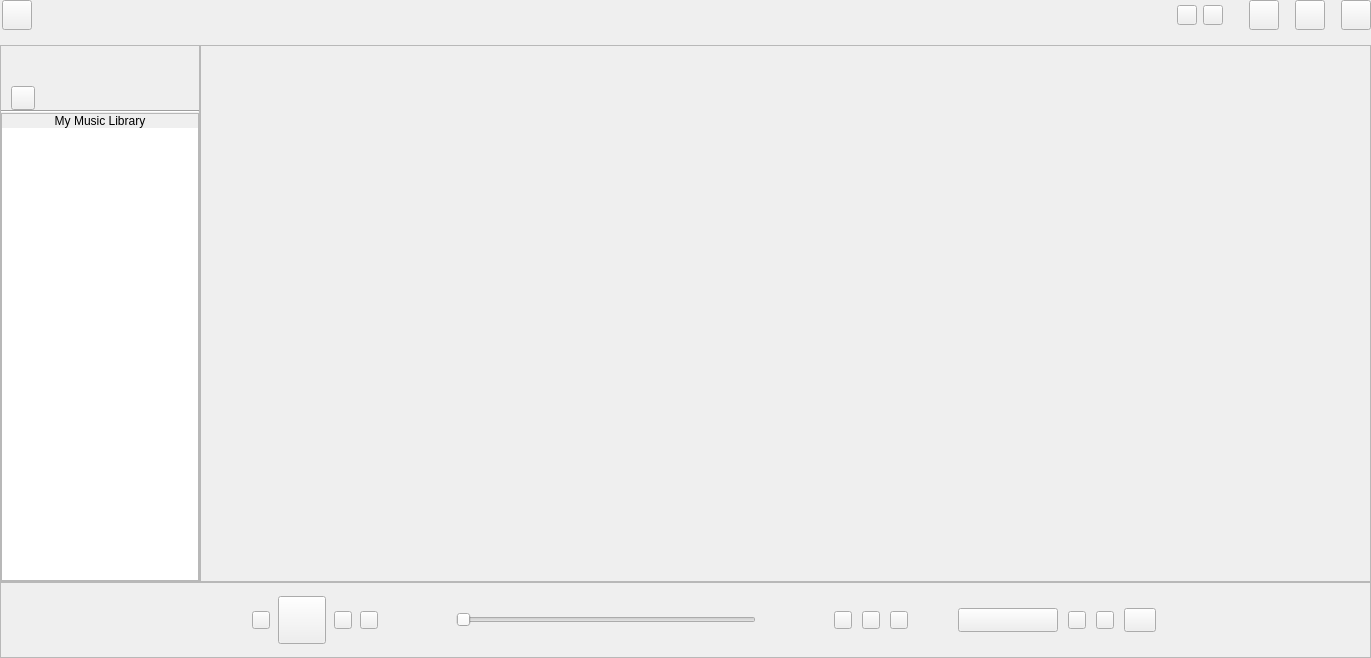
Qt form src/xamp/xamp.ui (billlin0904/xamp2) before a commit.
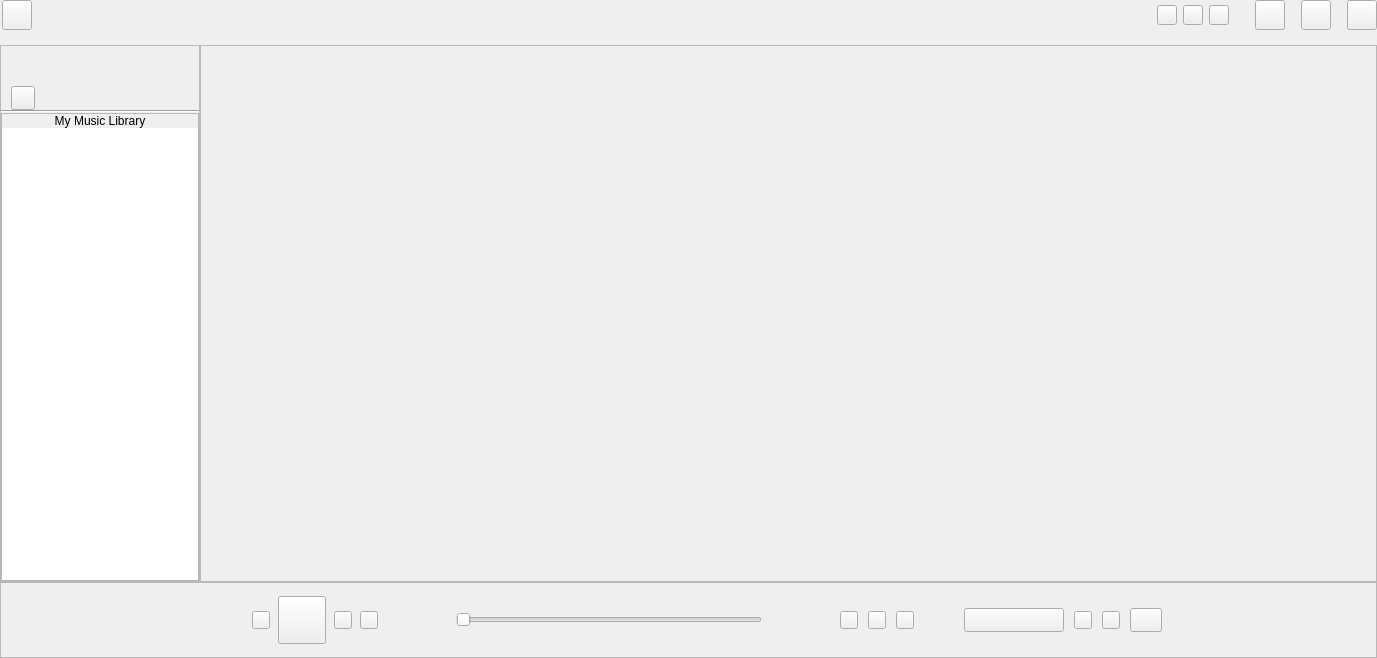
The same form after that commit. Custom widgets are drawn as their Qt base class.

Patch:
```diff
--- a/src/xamp/xamp.ui
+++ b/src/xamp/xamp.ui
@@ -6,7 +6,7 @@
    <rect>
     <x>0</x>
     <y>0</y>
-    <width>1337</width>
+    <width>1377</width>
     <height>658</height>
    </rect>
   </property>
@@ -68,22 +68,6 @@
       <property name="bottomMargin">
        <number>0</number>
       </property>
-      <item row="0" column="10">
-       <spacer name="horizontalSpacer_5">
-        <property name="orientation">
-         <enum>Qt::Horizontal</enum>
-        </property>
-        <property name="sizeType">
-         <enum>QSizePolicy::Fixed</enum>
-        </property>
-        <property name="sizeHint" stdset="0">
-         <size>
-          <width>10</width>
-          <height>20</height>
-         </size>
-        </property>
-       </spacer>
-      </item>
       <item row="0" column="4">
        <widget class="QToolButton" name="preferenceButton">
         <property name="minimumSize">
@@ -103,7 +87,32 @@
         </property>
        </widget>
       </item>
-      <item row="0" column="9">
+      <item row="0" column="1">
+       <widget class="QToolButton" name="logoButton">
+        <property name="minimumSize">
+         <size>
+          <width>30</width>
+          <height>30</height>
+         </size>
+        </property>
+        <property name="maximumSize">
+         <size>
+          <width>30</width>
+          <height>30</height>
+         </size>
+        </property>
+        <property name="text">
+         <string/>
+        </property>
+        <property name="iconSize">
+         <size>
+          <width>16</width>
+          <height>16</height>
+         </size>
+        </property>
+       </widget>
+      </item>
+      <item row="0" column="10">
        <widget class="QToolButton" name="maxWinButton">
         <property name="minimumSize">
          <size>
@@ -131,7 +140,7 @@
         </property>
        </widget>
       </item>
-      <item row="0" column="6">
+      <item row="0" column="7">
        <spacer name="horizontalSpacer_15">
         <property name="orientation">
          <enum>Qt::Horizontal</enum>
@@ -147,6 +156,72 @@
         </property>
        </spacer>
       </item>
+      <item row="0" column="8">
+       <widget class="QToolButton" name="minWinButton">
+        <property name="minimumSize">
+         <size>
+          <width>30</width>
+          <height>30</height>
+         </size>
+        </property>
+        <property name="maximumSize">
+         <size>
+          <width>30</width>
+          <height>30</height>
+         </size>
+        </property>
+        <property name="focusPolicy">
+         <enum>Qt::NoFocus</enum>
+        </property>
+        <property name="text">
+         <string/>
+        </property>
+        <property name="iconSize">
+         <size>
+          <width>32</width>
+          <height>32</height>
+         </size>
+        </property>
+        <property name="popupMode">
+         <enum>QToolButton::InstantPopup</enum>
+        </property>
+       </widget>
+      </item>
+      <item row="0" column="5">
+       <widget class="QToolButton" name="aboutButton">
+        <property name="minimumSize">
+         <size>
+          <width>20</width>
+          <height>20</height>
+         </size>
+        </property>
+        <property name="maximumSize">
+         <size>
+          <width>20</width>
+          <height>20</height>
+         </size>
+        </property>
+        <property name="text">
+         <string/>
+        </property>
+       </widget>
+      </item>
+      <item row="0" column="9">
+       <spacer name="horizontalSpacer_4">
+        <property name="orientation">
+         <enum>Qt::Horizontal</enum>
+        </property>
+        <property name="sizeType">
+         <enum>QSizePolicy::Fixed</enum>
+        </property>
+        <property name="sizeHint" stdset="0">
+         <size>
+          <width>10</width>
+          <height>20</height>
+         </size>
+        </property>
+       </spacer>
+      </item>
       <item row="0" column="2">
        <spacer name="horizontalSpacer">
         <property name="orientation">
@@ -163,6 +238,50 @@
         </property>
        </spacer>
       </item>
+      <item row="0" column="0">
+       <spacer name="horizontalSpacer_8">
+        <property name="orientation">
+         <enum>Qt::Horizontal</enum>
+        </property>
+        <property name="sizeType">
+         <enum>QSizePolicy::Fixed</enum>
+        </property>
+        <property name="sizeHint" stdset="0">
+         <size>
+          <width>2</width>
+          <height>20</height>
+         </size>
+        </property>
+       </spacer>
+      </item>
+      <item row="0" column="12">
+       <widget class="QToolButton" name="closeButton">
+        <property name="minimumSize">
+         <size>
+          <width>30</width>
+          <height>30</height>
+         </size>
+        </property>
+        <property name="maximumSize">
+         <size>
+          <width>30</width>
+          <height>30</height>
+         </size>
+        </property>
+        <property name="focusPolicy">
+         <enum>Qt::NoFocus</enum>
+        </property>
+        <property name="text">
+         <string/>
+        </property>
+        <property name="iconSize">
+         <size>
+          <width>32</width>
+          <height>32</height>
+         </size>
+        </property>
+       </widget>
+      </item>
       <item row="0" column="3">
        <widget class="QLabel" name="titleFrameLabel">
         <property name="sizePolicy">
@@ -177,79 +296,7 @@
        </widget>
       </item>
       <item row="0" column="11">
-       <widget class="QToolButton" name="closeButton">
-        <property name="minimumSize">
-         <size>
-          <width>30</width>
-          <height>30</height>
-         </size>
-        </property>
-        <property name="maximumSize">
-         <size>
-          <width>30</width>
-          <height>30</height>
-         </size>
-        </property>
-        <property name="focusPolicy">
-         <enum>Qt::NoFocus</enum>
-        </property>
-        <property name="text">
-         <string/>
-        </property>
-        <property name="iconSize">
-         <size>
-          <width>32</width>
-          <height>32</height>
-         </size>
-        </property>
-       </widget>
-      </item>
-      <item row="0" column="5">
-       <widget class="QToolButton" name="aboutButton">
-        <property name="minimumSize">
-         <size>
-          <width>20</width>
-          <height>20</height>
-         </size>
-        </property>
-        <property name="maximumSize">
-         <size>
-          <width>20</width>
-          <height>20</height>
-         </size>
-        </property>
-        <property name="text">
-         <string/>
-        </property>
-       </widget>
-      </item>
-      <item row="0" column="1">
-       <widget class="QToolButton" name="logoButton">
-        <property name="minimumSize">
-         <size>
-          <width>30</width>
-          <height>30</height>
-         </size>
-        </property>
-        <property name="maximumSize">
-         <size>
-          <width>30</width>
-          <height>30</height>
-         </size>
-        </property>
-        <property name="text">
-         <string/>
-        </property>
-        <property name="iconSize">
-         <size>
-          <width>16</width>
-          <height>16</height>
-         </size>
-        </property>
-       </widget>
-      </item>
-      <item row="0" column="8">
-       <spacer name="horizontalSpacer_4">
+       <spacer name="horizontalSpacer_5">
         <property name="orientation">
          <enum>Qt::Horizontal</enum>
         </property>
@@ -264,18 +311,18 @@
         </property>
        </spacer>
       </item>
-      <item row="0" column="7">
-       <widget class="QToolButton" name="minWinButton">
+      <item row="0" column="6">
+       <widget class="QToolButton" name="upgradeButton">
         <property name="minimumSize">
          <size>
-          <width>30</width>
-          <height>30</height>
+          <width>20</width>
+          <height>20</height>
          </size>
         </property>
         <property name="maximumSize">
          <size>
-          <width>30</width>
-          <height>30</height>
+          <width>20</width>
+          <height>20</height>
          </size>
         </property>
         <property name="focusPolicy">
@@ -284,15 +331,6 @@
         <property name="text">
          <string/>
         </property>
-        <property name="iconSize">
-         <size>
-          <width>32</width>
-          <height>32</height>
-         </size>
-        </property>
-        <property name="popupMode">
-         <enum>QToolButton::InstantPopup</enum>
-        </property>
        </widget>
       </item>
       <item row="0" column="0">
```
Left out of the diff: 19 changed lines with no effect on the pictures.
